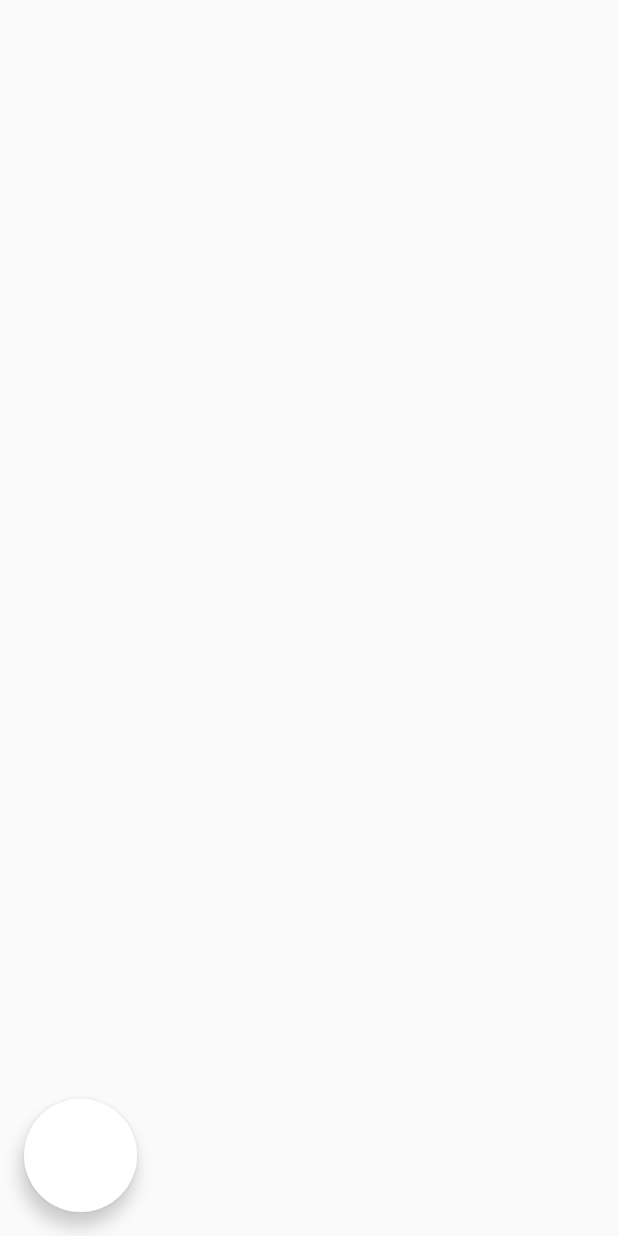
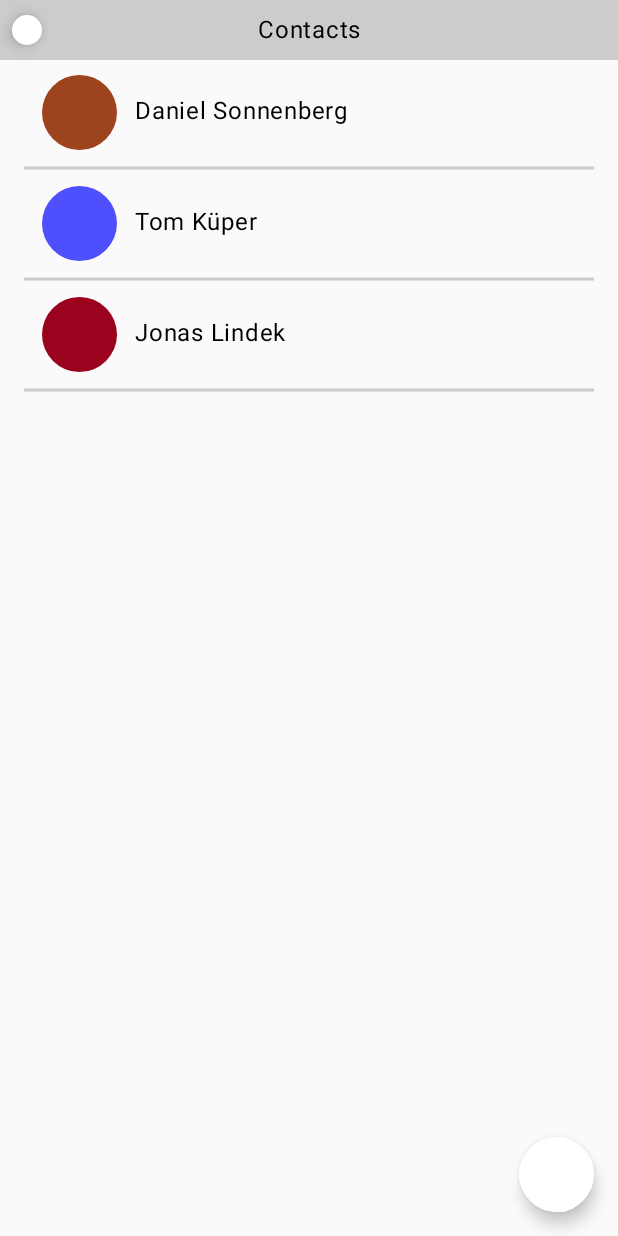
Before and after one commit to JonasLindek/MOCO_SO2023, an Android app built with Jetpack Compose: the FriendListScreen screen opened through its navigation route, on a phone screen of 412 x 824 dp. Before the commit the screen is almost empty. Run offline under Robolectric (Android 15) with nearby library versions, the phone set to English and light mode, and no system bars.

Commit message:
Added Contact UI

```diff
--- a/SocialPet/app/build.gradle
+++ b/SocialPet/app/build.gradle
@@ -56,7 +56,6 @@ dependencies {
     implementation 'androidx.compose.ui:ui-graphics'
     implementation 'androidx.compose.ui:ui-tooling-preview'
     implementation 'androidx.compose.material3:material3'
-    implementation 'androidx.navigation:navigation-runtime-ktx:2.5.3'
     testImplementation 'junit:junit:4.13.2'
     androidTestImplementation 'androidx.test.ext:junit:1.1.3'
     androidTestImplementation 'androidx.test.espresso:espresso-core:3.4.0'
--- a/SocialPet/app/src/main/java/com/datojo/socialpet/MainActivity.kt
+++ b/SocialPet/app/src/main/java/com/datojo/socialpet/MainActivity.kt
@@ -7,48 +7,49 @@ import androidx.activity.ComponentActivity
 import androidx.activity.compose.setContent
 import androidx.annotation.DrawableRes
 import androidx.compose.foundation.Image
+import androidx.compose.foundation.background
 import androidx.compose.foundation.border
 import androidx.compose.foundation.layout.Arrangement
+import androidx.compose.foundation.layout.Box
 import androidx.compose.foundation.layout.Column
 import androidx.compose.foundation.layout.Row
 import androidx.compose.foundation.layout.absoluteOffset
+import androidx.compose.foundation.layout.fillMaxHeight
 import androidx.compose.foundation.layout.fillMaxSize
+import androidx.compose.foundation.layout.fillMaxWidth
 import androidx.compose.foundation.layout.height
 import androidx.compose.foundation.layout.padding
+import androidx.compose.foundation.layout.size
 import androidx.compose.foundation.layout.width
+import androidx.compose.foundation.lazy.LazyColumn
+import androidx.compose.foundation.lazy.items
 import androidx.compose.foundation.shape.CircleShape
+import androidx.compose.material3.Button
 import androidx.compose.material3.FloatingActionButton
 import androidx.compose.material3.LinearProgressIndicator
 import androidx.compose.material3.MaterialTheme
 import androidx.compose.material3.Text
-import androidx.compose.runtime.Composable
+import androidx.compose.runtime.*
 import androidx.compose.ui.Alignment
 import androidx.compose.ui.Modifier
 import androidx.compose.ui.draw.clip
+import androidx.compose.ui.draw.drawBehind
+import androidx.compose.ui.geometry.Offset
 import androidx.compose.ui.graphics.Color
+import androidx.compose.ui.graphics.asImageBitmap
+import androidx.compose.ui.layout.VerticalAlignmentLine
+import androidx.compose.ui.platform.LocalContext
 import androidx.compose.ui.res.painterResource
+import androidx.compose.ui.text.style.TextAlign
 import androidx.compose.ui.tooling.preview.Preview
 import androidx.compose.ui.unit.dp
 import androidx.compose.ui.zIndex
-import com.datojo.socialpet.ui.theme.SocialPetTheme
-import androidx.compose.animation.core.*
-import androidx.compose.foundation.background
-import androidx.compose.foundation.clickable
-import androidx.compose.foundation.interaction.MutableInteractionSource
-import androidx.compose.foundation.layout.fillMaxHeight
-import androidx.compose.foundation.layout.offset
-import androidx.compose.runtime.*
-import androidx.compose.ui.draw.scale
-import kotlinx.coroutines.delay
-
-
-import androidx.compose.ui.graphics.asImageBitmap
-import androidx.compose.ui.platform.LocalContext
-
 import androidx.navigation.NavController
 import androidx.navigation.compose.NavHost
+import androidx.navigation.compose.composable
 import androidx.navigation.compose.rememberNavController
-import androidx.navigation.compose.composable
+import com.datojo.socialpet.ui.theme.SocialPetTheme
+import kotlinx.coroutines.delay
 
 
 class MainActivity : ComponentActivity() {
@@ -91,27 +92,17 @@ fun Navigation() {
 @Composable
 fun HomeScreen(navController : NavController) {
     SocialPetTheme {
-        Background()
-        CatAnimation()
         MenuOverlay { navController.navigate(Screen.FriendScreen.route) }
+        MyAnimation()
     }
 }
 
 @Composable
-fun Background() {
-    Image(
-        painter = painterResource(id = R.drawable.bedroom),
-        contentDescription = "Bedroom",
-        modifier = Modifier
-            .scale(3.8f)
-            .padding(0.dp, 275.dp)
-    )
-}
+fun FriendListScreen(navController: NavController) {
+    val contacts = listOf("Daniel Sonnenberg", "Tom Küper", "Jonas Lindek")
 
-@Composable
-fun FriendListScreen(navController: NavController) {
     SocialPetTheme {
-        ListOverlay { navController.navigate(Screen.HomeScreen.route) }
+        ListOverlay(contacts, { navController.navigate(Screen.HomeScreen.route) }, { 1 + 1})
     }
 }
 
@@ -151,17 +142,25 @@ fun MenuOverlay(onClick: () -> Unit) {
 }
 
 @Composable
-fun ListOverlay(onClick: () -> Unit) {
+fun ListOverlay(contacts: List<String>, onClick: () -> Unit, addContact: () -> Unit) {
+    ContactBar(onClick)
+    Column(
+        modifier = Modifier
+            .fillMaxSize()
+            .padding(horizontal = 8.dp, vertical = 30.dp),
+        horizontalAlignment = Alignment.End,
+        verticalArrangement = Arrangement.Top
+    ) {
+        ContactList(contacts)
+    }
     Column(
         modifier = Modifier
             .fillMaxSize()
             .padding(16.dp),
-        horizontalAlignment = Alignment.Start,
+        horizontalAlignment = Alignment.End,
         verticalArrangement = Arrangement.Bottom
     ) {
-        Row() {
-            MenuButton(onClick)
-        }
+        AddButton(addContact)
     }
 }
 
@@ -173,7 +172,7 @@ enum class AnimationState {
 }
 
 @Composable
-fun CatAnimation() {
+fun MyAnimation() {
     // Load the animation frames as drawables
     val idleFrameIds = listOf(
         R.drawable.cat_1_idle___1_,
@@ -213,11 +212,6 @@ fun CatAnimation() {
         R.drawable.cat_1_laydown__3_,
         R.drawable.cat_1_laydown__2_,
         R.drawable.cat_1_laydown__1_
-    )
-
-    val transitionalAnimations = listOf(
-        AnimationState.LAYDOWN,
-        AnimationState.STANDUP
     )
 
     var frameIds by remember { mutableStateOf(idleFrameIds) }
@@ -267,27 +261,22 @@ fun CatAnimation() {
     }
 
     // Draw the current frame of the animation
-    var interactionSource = remember { MutableInteractionSource() }
     Column(
         modifier = Modifier
-            .padding(16.dp)
             .fillMaxSize()
-            .clickable(
-                interactionSource = interactionSource,
-                indication = null
-            ) {
-                if (transitionalAnimations.contains(animationState)) {
-                    return@clickable // Don't change the animation when it's in a transitional state
-                }
-                if (animationState == AnimationState.IDLE) {
-                    animationState = AnimationState.LAYDOWN
-                } else {
-                    animationState = AnimationState.STANDUP
-                }
-                animationChange = true },
+            .padding(16.dp),
         horizontalAlignment = Alignment.CenterHorizontally,
         verticalArrangement = Arrangement.Center,
     ) {
+        Button(onClick = {
+            if (animationState == AnimationState.IDLE) {
+                animationState = AnimationState.LAYDOWN
+            } else {
+                animationState = AnimationState.STANDUP
+            }
+            animationChange = true }) {
+            Text("${animationState.name}")
+        }
         PixelArtImage(resId = frameIds[frameIndex], scale = 15f)
     }
 
@@ -300,7 +289,6 @@ fun PixelArtImage(@DrawableRes resId: Int, scale: Float) {
     Image(
         bitmap = scaledBitmap.asImageBitmap(),
         contentDescription = null,
-        modifier = Modifier.offset(20.dp, 230.dp)
     )
 }
 
@@ -346,3 +334,114 @@ fun MenuButton(onClick: () -> Unit) {
         }
     }
 }
+
+@Composable
+fun Contact(name: String) {
+    val hex = java.lang.String.format("#%06x", 0xFFFFFF and name.hashCode())
+
+    Row(
+        modifier = Modifier
+            .drawBehind {
+                val borderSize = 2.dp.toPx()
+                drawLine(
+                    color = Color.LightGray,
+                    start = Offset(0f, size.height),
+                    end = Offset(size.width, size.height),
+                    strokeWidth = borderSize
+                )
+            }
+            .padding(12.dp)
+    ) {
+        Box(
+            modifier = Modifier
+                .size(50.dp)
+                .clip(CircleShape)
+                .background(Color(android.graphics.Color.parseColor(hex)))
+        )
+
+        Column(
+            modifier = Modifier
+                .fillMaxSize()
+                .padding(12.dp)
+        ) {
+            Text(text = name)
+        }
+    }
+
+}
+@Composable
+fun ContactList(contacts: List<String>) {
+    LazyColumn(
+        modifier = Modifier
+            .fillMaxSize()
+            .padding(8.dp)
+    ) {
+        items(contacts) { contacts->
+            Contact(contacts)
+        }
+    }
+}
+
+@Composable
+fun ContactBar(onClick: () -> Unit) {
+    Box(
+        modifier = Modifier
+            .height(40.dp)
+            .fillMaxWidth()
+            .background(Color.LightGray),
+        contentAlignment = Alignment.Center
+    ) {
+        Row(
+            modifier = Modifier
+                .fillMaxWidth()
+                .padding(horizontal = 8.dp),
+            horizontalArrangement = Arrangement.Start
+        ) {
+            BackButton(onClick)
+        }
+        Row(
+            modifier = Modifier
+                .fillMaxHeight(),
+            verticalAlignment = Alignment.CenterVertically
+        ){
+
+
+            Text(
+                text = "Contacts",
+                textAlign = TextAlign.Center,
+            )
+        }
+    }
+}
+
+@Composable
+fun BackButton(onClick: () -> Unit) {
+    Row (){
+        FloatingActionButton(
+            onClick = onClick ,
+            shape = CircleShape,
+            containerColor = Color.White,
+            modifier = Modifier
+                .width(20.dp)
+                .height(20.dp)
+        ) {
+
+        }
+    }
+}
+
+@Composable
+fun AddButton(onClick: () -> Unit) {
+    Row () {
+        FloatingActionButton(
+            onClick = onClick,
+            shape = CircleShape,
+            containerColor = Color.White,
+            modifier = Modifier
+                .width(50.dp)
+                .height(50.dp)
+        ) {
+
+        }
+    }
+}
```
Also changed, not shown: SocialPet/app/src/main/res/drawable-nodpi/bedroom.jpg (deleted).
